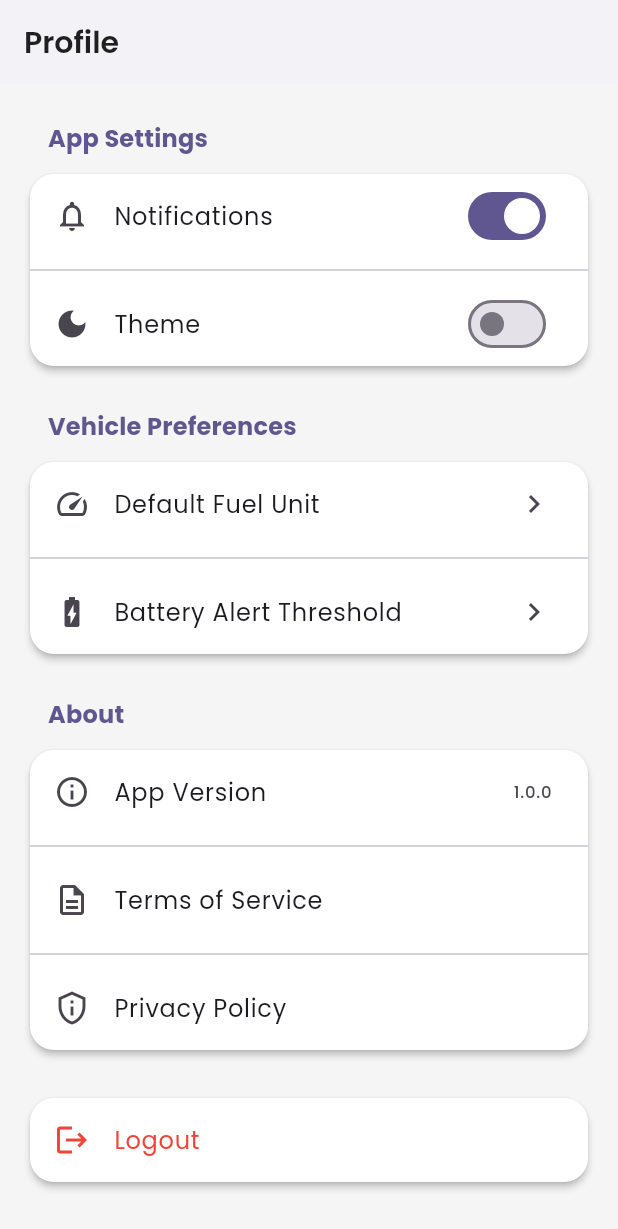
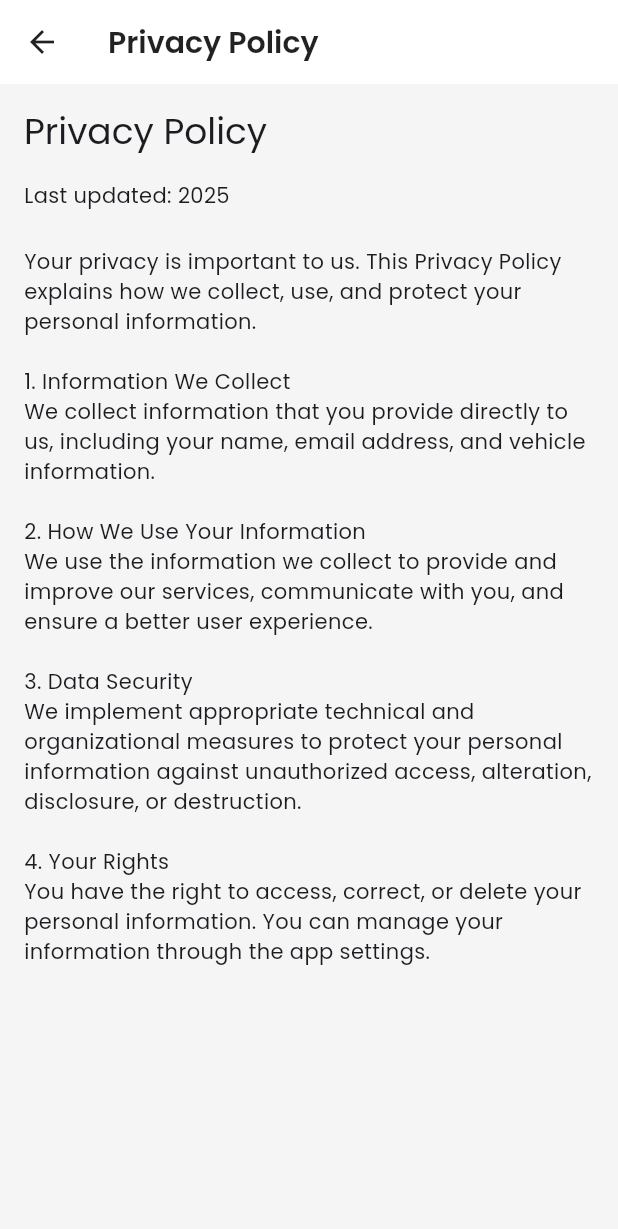
Before and after one commit to Edil-Ayehu/Drive-Secure, a Flutter app: the ProfileScreen screen opened directly with empty values, scrolled down 459 dp, after a tap on "Privacy Policy", on a phone screen of 412 x 824 dp. Shown: the top 1229 px of the screen. Run offline on Flutter 3.47's test engine with Material 3 defaults, Android fonts, the light colour scheme and no system bars; our stand-ins replace cached_network_image, cloud_firestore, firebase_auth, firebase_core, flutter_bloc, google_fonts and 3 more; missing offline and left inert: cloudinary_public; accounts and stored records are empty; generated files the repository leaves out were written again.

Commit message:
privacy policy & terms of service screens

```diff
--- /dev/null
+++ b/lib/view/profile/privacy_policy_screen.dart
@@ -0,0 +1,51 @@
+import 'package:flutter/material.dart';
+
+class PrivacyPolicyScreen extends StatelessWidget {
+  const PrivacyPolicyScreen({super.key});
+
+  @override
+  Widget build(BuildContext context) {
+    return Scaffold(
+      appBar: AppBar(
+        title: const Text('Privacy Policy'),
+      ),
+      body: SingleChildScrollView(
+        padding: const EdgeInsets.all(16),
+        child: Column(
+          crossAxisAlignment: CrossAxisAlignment.start,
+          children: [
+            Text(
+              'Privacy Policy',
+              style: Theme.of(context).textTheme.headlineSmall,
+            ),
+            const SizedBox(height: 16),
+            Text(
+              'Last updated: ${DateTime.now().year}',
+              style: Theme.of(context).textTheme.bodyMedium?.copyWith(
+                    color: Theme.of(context).textTheme.bodySmall?.color,
+                  ),
+            ),
+            const SizedBox(height: 24),
+            const Text(
+              'Your privacy is important to us. This Privacy Policy explains how we collect, '
+              'use, and protect your personal information.\n\n'
+              '1. Information We Collect\n'
+              'We collect information that you provide directly to us, including your name, '
+              'email address, and vehicle information.\n\n'
+              '2. How We Use Your Information\n'
+              'We use the information we collect to provide and improve our services, '
+              'communicate with you, and ensure a better user experience.\n\n'
+              '3. Data Security\n'
+              'We implement appropriate technical and organizational measures to protect '
+              'your personal information against unauthorized access, alteration, disclosure, '
+              'or destruction.\n\n'
+              '4. Your Rights\n'
+              'You have the right to access, correct, or delete your personal information. '
+              'You can manage your information through the app settings.',
+            ),
+          ],
+        ),
+      ),
+    );
+  }
+}
--- a/lib/view/profile/profile_screen.dart
+++ b/lib/view/profile/profile_screen.dart
@@ -2,6 +2,8 @@ import 'package:drive_secure/view/profile/battery_alert_screen.dart';
 import 'package:drive_secure/view/profile/change_password_screen.dart';
 import 'package:drive_secure/view/profile/edit_profile_screen.dart';
 import 'package:drive_secure/view/profile/fuel_unit_screen.dart';
+import 'package:drive_secure/view/profile/privacy_policy_screen.dart';
+import 'package:drive_secure/view/profile/terms_of_service_screen.dart';
 import 'package:flutter/material.dart';
 import 'package:firebase_auth/firebase_auth.dart';
 import 'package:drive_secure/common/services/auth_service.dart';
@@ -219,7 +221,12 @@ class _ProfileScreenState extends State<ProfileScreen> {
                   leading: const Icon(Icons.description_outlined),
                   title: const Text('Terms of Service'),
                   onTap: () {
-                    // TODO: Implement terms of service
+                    Navigator.push(
+                      context,
+                      MaterialPageRoute(
+                        builder: (context) => const TermsOfServiceScreen(),
+                      ),
+                    );
                   },
                 ),
                 const Divider(),
@@ -227,7 +234,12 @@ class _ProfileScreenState extends State<ProfileScreen> {
                   leading: const Icon(Icons.privacy_tip_outlined),
                   title: const Text('Privacy Policy'),
                   onTap: () {
-                    // TODO: Implement privacy policy
+                    Navigator.push(
+                      context,
+                      MaterialPageRoute(
+                        builder: (context) => const PrivacyPolicyScreen(),
+                      ),
+                    );
                   },
                 ),
               ],
--- /dev/null
+++ b/lib/view/profile/terms_of_service_screen.dart
@@ -0,0 +1,50 @@
+import 'package:flutter/material.dart';
+
+class TermsOfServiceScreen extends StatelessWidget {
+  const TermsOfServiceScreen({super.key});
+
+  @override
+  Widget build(BuildContext context) {
+    return Scaffold(
+      appBar: AppBar(
+        title: const Text('Terms of Service'),
+      ),
+      body: SingleChildScrollView(
+        padding: const EdgeInsets.all(16),
+        child: Column(
+          crossAxisAlignment: CrossAxisAlignment.start,
+          children: [
+            Text(
+              'Terms of Service',
+              style: Theme.of(context).textTheme.headlineSmall,
+            ),
+            const SizedBox(height: 16),
+            Text(
+              'Last updated: ${DateTime.now().year}',
+              style: Theme.of(context).textTheme.bodyMedium?.copyWith(
+                    color: Theme.of(context).textTheme.bodySmall?.color,
+                  ),
+            ),
+            const SizedBox(height: 24),
+            const Text(
+              'Welcome to Drive Secure. By using our app, you agree to these terms. '
+              'Please read them carefully.\n\n'
+              '1. Acceptance of Terms\n'
+              'By accessing and using Drive Secure, you accept and agree to be bound by the terms '
+              'and provision of this agreement.\n\n'
+              '2. Use License\n'
+              'Permission is granted to temporarily download one copy of Drive Secure for personal, '
+              'non-commercial transitory viewing only.\n\n'
+              '3. Disclaimer\n'
+              'The materials on Drive Secure are provided on an \'as is\' basis. Drive Secure '
+              'makes no warranties, expressed or implied, and hereby disclaims and negates all '
+              'other warranties including, without limitation, implied warranties or conditions '
+              'of merchantability, fitness for a particular purpose, or non-infringement of '
+              'intellectual property or other violation of rights.',
+            ),
+          ],
+        ),
+      ),
+    );
+  }
+}
```
